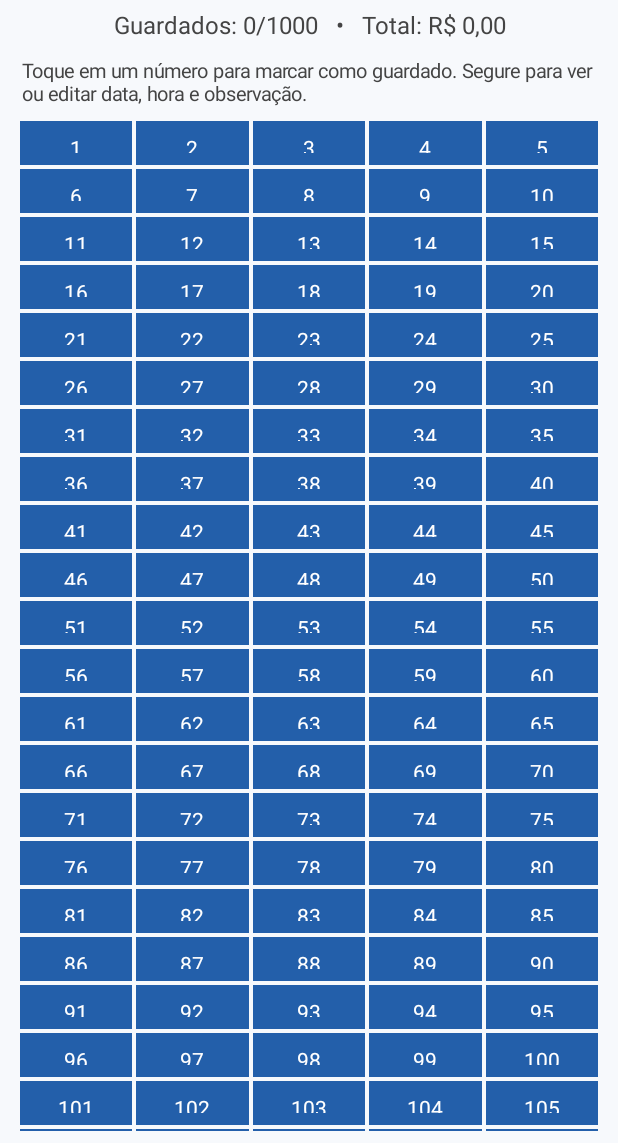
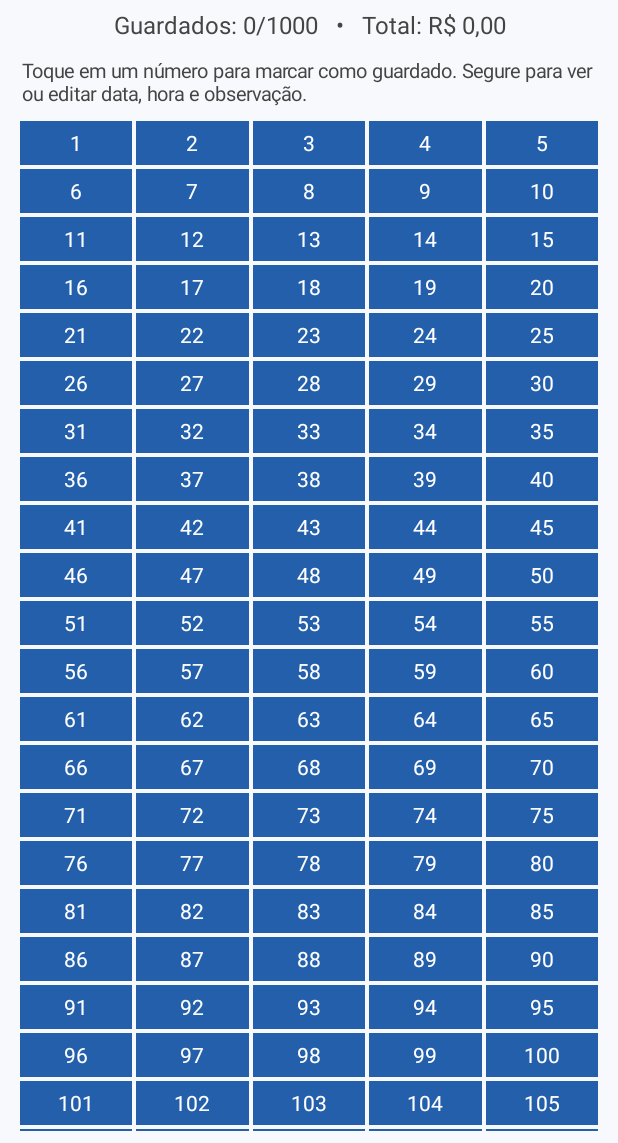
Before and after one commit to marvesanttos-dotcom/Desafio-1000., an Android app: the screen it shows after launch (MainActivity), on a phone screen of 412 x 824 dp, the part 93-1236 px from its top. Run offline under Robolectric (Android 15) with nearby library versions, the phone set to English and light mode, and no system bars.

Commit message:
Corrige corte dos números nos quadrados

```diff
--- a/app/src/main/java/com/marvesanttos/desafio1000/MainActivity.kt
+++ b/app/src/main/java/com/marvesanttos/desafio1000/MainActivity.kt
@@ -87,7 +87,8 @@ class MainActivity : Activity() {
                 textSize = 14f
                 gravity = Gravity.CENTER
                 setTextColor(Color.WHITE)
-                setPadding(2, 12, 2, 12)
+                setPadding(2, 2, 2, 2)
+                includeFontPadding = true
                 setBackgroundColor(if (saved) green else blue)
                 setOnClickListener { toggle(n) }
                 setOnLongClickListener { editRecord(n); true }
```
